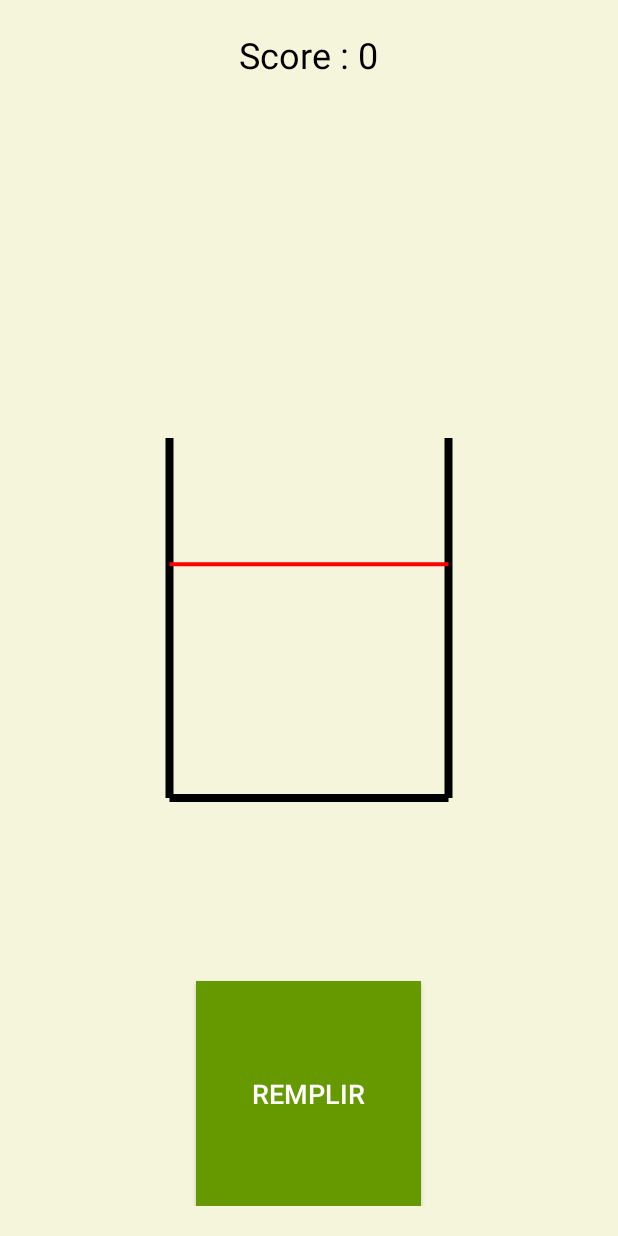
After one commit to hipopodelfuego/Projet_ProgM, an Android app built with Jetpack Compose: the Fourth screen opened directly, with no data from a screen before it, on a phone screen of 412 x 824 dp. The commit adds this screen. Run offline under Robolectric (Android 15) with nearby library versions, the phone set to English and light mode, and no system bars.

Commit message:
jeu remplir et tt

```diff
--- a/app/src/main/AndroidManifest.xml
+++ b/app/src/main/AndroidManifest.xml
@@ -28,6 +28,10 @@
         <activity android:name=".SoloGame"/>
         <activity android:name=".First"/>
         <activity android:name=".Second"/>
+        <activity android:name=".Fourth"/>
+        <activity android:name=".GlassView"/>
     </application>
 
+    <uses-permission android:name="android.permission.VIBRATE"/>
+
 </manifest>
--- /dev/null
+++ b/app/src/main/java/com/example/projet_mob/Fourth.kt
@@ -0,0 +1,73 @@
+package com.example.projet_mob
+
+import android.app.Activity
+import android.os.Bundle
+import android.os.Handler
+import android.os.Looper
+import android.view.View
+import android.widget.Button
+import android.widget.ImageView
+import android.widget.TextView
+import kotlin.random.Random
+
+
+class Fourth : Activity() {
+
+    private lateinit var glassView: GlassView
+    private lateinit var startButton: Button
+    private lateinit var scoreTextView: TextView
+
+    private var isFilling = false
+    private var fillHeight = 0f
+    private var targetHeight = 0f
+    private val handler = Handler(Looper.getMainLooper())
+
+    override fun onCreate(savedInstanceState: Bundle?) {
+        super.onCreate(savedInstanceState)
+        setContentView(R.layout.activity_fourth)
+
+        glassView = findViewById(R.id.glassView)
+        startButton = findViewById(R.id.startButton)
+        scoreTextView = findViewById(R.id.scoreTextView)
+
+        val glassHeight = 400f
+        targetHeight = (Random.nextFloat() * glassHeight * 0.8f)
+        glassView.setTargetHeight(targetHeight)
+
+        startButton.setOnTouchListener { _, event ->
+            when (event.action) {
+                android.view.MotionEvent.ACTION_DOWN -> startFilling()
+                android.view.MotionEvent.ACTION_UP -> stopFilling()
+            }
+            true
+        }
+    }
+
+    private fun startFilling() {
+        isFilling = true
+        handler.post(fillRunnable)
+    }
+
+    private fun stopFilling() {
+        isFilling = false
+        startButton.isEnabled = false // Désactiver le bouton après relâchement
+        val score = 100 - Math.abs(targetHeight - fillHeight).toInt()
+        scoreTextView.text = "Score : $score"
+    }
+
+    private val fillRunnable = object : Runnable {
+        override fun run() {
+            if (isFilling) {
+                val maxFillHeight = 400f
+
+                if (fillHeight < maxFillHeight) {
+                    fillHeight += 5f
+                    glassView.setFillHeight(fillHeight)
+                }
+
+                handler.postDelayed(this, 100)
+            }
+        }
+    }
+
+}
--- /dev/null
+++ b/app/src/main/java/com/example/projet_mob/GlassView.kt
@@ -0,0 +1,67 @@
+package com.example.projet_mob
+
+import android.content.Context
+import android.graphics.Canvas
+import android.graphics.Paint
+import android.util.AttributeSet
+import android.view.View
+
+class GlassView(context: Context, attrs: AttributeSet?) : View(context, attrs) {
+
+    private var fillHeight = 0f
+    private var targetHeight = 0f
+
+    private val paintGlass = Paint().apply {
+        color = 0xFF000000.toInt() // Noir
+        style = Paint.Style.STROKE
+        strokeWidth = 8f
+    }
+
+    private val paintWater = Paint().apply {
+        color = 0xFF2196F3.toInt() // Bleu
+        style = Paint.Style.FILL
+    }
+
+    private val paintTarget = Paint().apply {
+        color = 0xFFFF0000.toInt() // Rouge
+        strokeWidth = 4f
+    }
+
+    fun setFillHeight(height: Float) {
+        fillHeight = height
+        invalidate() // Redessiner la vue
+    }
+
+    fun setTargetHeight(height: Float) {
+        targetHeight = height
+        invalidate() // Redessiner la vue
+    }
+
+    override fun onDraw(canvas: Canvas) {
+        super.onDraw(canvas)
+
+        val width = width.toFloat()
+        val height = height.toFloat()
+        val glassWidth = width * 0.5f // Largeur du verre (50% de la vue)
+        val left = (width - glassWidth) / 2 // Bord gauche
+        val right = left + glassWidth // Bord droit
+
+        val glassHeight = height * 0.6f // Ajustement pour centrer verticalement (60% de la vue)
+        val top = (height - glassHeight) / 2 // Décalage vers le centre
+        val bottom = top + glassHeight // Nouvelle position du bas du verre
+
+        // Dessiner les bords verticaux du verre
+        canvas.drawLine(left, bottom, left, top, paintGlass)  // Bord gauche vertical
+        canvas.drawLine(right, bottom, right, top, paintGlass) // Bord droit vertical
+        canvas.drawLine(left, bottom, right, bottom, paintGlass) // Base du verre
+
+        // Dessiner l'eau
+        val fillTop = bottom - fillHeight
+        canvas.drawRect(left, fillTop, right, bottom, paintWater)
+
+        // Dessiner la ligne cible
+        val targetY = bottom - targetHeight
+        canvas.drawLine(left, targetY, right, targetY, paintTarget)
+    }
+
+}
--- a/app/src/main/java/com/example/projet_mob/SoloGame.kt
+++ b/app/src/main/java/com/example/projet_mob/SoloGame.kt
@@ -12,6 +12,7 @@ class SoloGame : Activity() {
 
         val startFirstActivity: Button = findViewById(R.id.btn1)
         val startSecondActivity: Button = findViewById(R.id.btn2)
+        val startThirdActivity: Button = findViewById(R.id.btn4)
 
         startFirstActivity.setOnClickListener {
             val first = Intent(this, First::class.java)
@@ -21,5 +22,9 @@ class SoloGame : Activity() {
             val second = Intent(this, Second::class.java)
             startActivity(second)
         }
+        startThirdActivity.setOnClickListener {
+            val fourth = Intent(this, Fourth::class.java)
+            startActivity(fourth)
+        }
     }
 }
--- /dev/null
+++ b/app/src/main/res/layout/activity_fourth.xml
@@ -0,0 +1,45 @@
+<?xml version="1.0" encoding="utf-8"?>
+<RelativeLayout xmlns:android="http://schemas.android.com/apk/res/android"
+    android:layout_width="match_parent"
+    android:layout_height="match_parent"
+    android:gravity="center"
+    android:padding="20dp"
+    android:background="#F5F5DC">
+
+    <com.example.projet_mob.GlassView
+        android:id="@+id/glassView"
+        android:layout_width="match_parent"
+        android:layout_height="400dp"
+        android:layout_centerVertical="true"
+        />
+
+    <!-- Zone de remplissage -->
+    <View
+        android:id="@+id/glassFill"
+        android:layout_width="match_parent"
+        android:layout_height="0dp"
+        android:background="@android:color/holo_blue_light" />
+
+    <!-- Bouton pour remplir -->
+    <Button
+        android:id="@+id/startButton"
+        android:layout_width="150dp"
+        android:layout_height="150dp"
+        android:layout_centerHorizontal="true"
+        android:layout_alignParentBottom="true"
+        android:background="@android:color/holo_green_dark"
+        android:text="Remplir"
+        android:textColor="@android:color/white"
+        android:textSize="18sp" />
+
+    <!-- Score affiché -->
+    <TextView
+        android:id="@+id/scoreTextView"
+        android:layout_width="wrap_content"
+        android:layout_height="wrap_content"
+        android:layout_alignParentTop="true"
+        android:layout_centerHorizontal="true"
+        android:text="Score : 0"
+        android:textSize="24sp"
+        android:textColor="@android:color/black" />
+</RelativeLayout>
```
Also changed, not shown: app/src/main/java/com/example/projet_mob/Second.kt (+60 -2 lines), app/src/main/res/layout/activity_second.xml (+23 -13 lines), app/src/main/res/drawable/verre.png (added).
